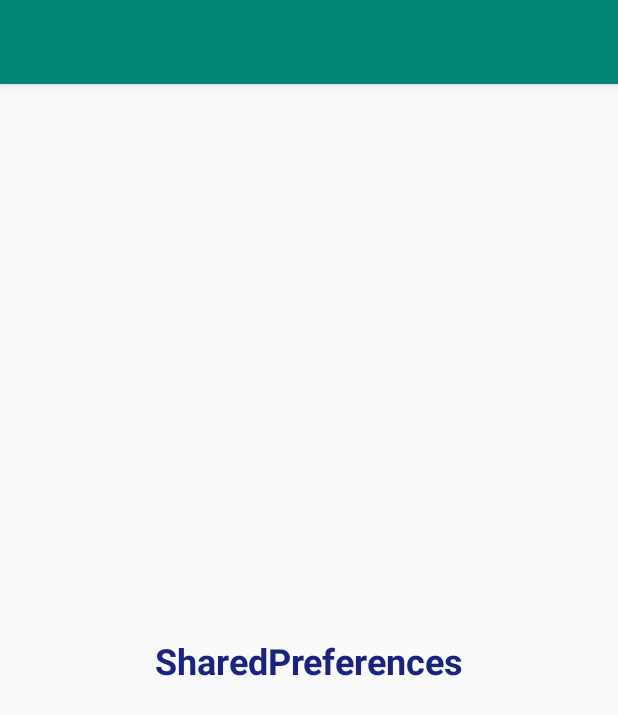
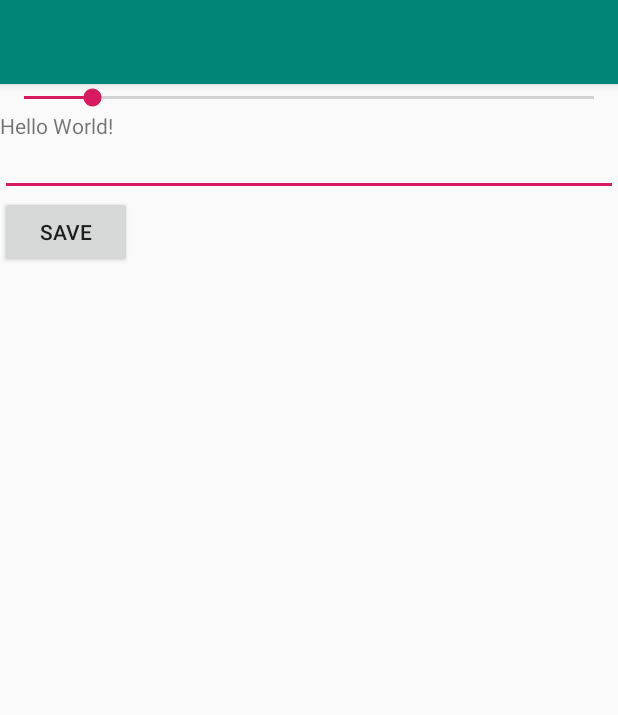
Before and after one commit to HTC77/android-examples, an Android app: the screen it shows after launch (MainActivity), on a phone screen of 412 x 824 dp. Shown: the top 715 px of the screen. Run offline under Robolectric (Android 15) with nearby library versions, the light colour scheme and no system bars.

Commit message:
Save text and size in shared preferences

```diff
--- a/app/src/main/java/com/example/androidexamples/MainActivity.java
+++ b/app/src/main/java/com/example/androidexamples/MainActivity.java
@@ -1,14 +1,73 @@
 package com.example.androidexamples;
 
+import android.content.SharedPreferences;
 import android.support.v7.app.AppCompatActivity;
 import android.os.Bundle;
+import android.view.View;
+import android.widget.Button;
+import android.widget.EditText;
+import android.widget.SeekBar;
+import android.widget.Toast;
 
 public class MainActivity extends AppCompatActivity {
 
+    private SharedPreferences prefs;
+    private String prefName="myPref";
+    private EditText editText;
+    private SeekBar seekBar;
+    private Button btn;
+    private float size;
+    private static final String FONT_SIZE_KEY="font_size";
+    private static final String TEXT_VALUE_KEY="text_value";
     @Override
     protected void onCreate(Bundle savedInstanceState) {
         super.onCreate(savedInstanceState);
         setContentView(R.layout.activity_main);
+        editText= findViewById(R.id.et1);
+        seekBar= findViewById(R.id.sb1);
+        size = seekBar.getProgress();
+        btn= findViewById(R.id.btnSave);
+        btn.setOnClickListener(new View.OnClickListener() {
+            @Override
+            public void onClick(View v) {
+                //--Get shared preferences object--
+                prefs=getSharedPreferences(prefName,MODE_PRIVATE);
+                SharedPreferences.Editor editor=prefs.edit();
+                //--save the valus in the EditText view to preferenced--
+                editor.putFloat(FONT_SIZE_KEY,size);
+                editor.putString(TEXT_VALUE_KEY,editText.getText().toString());
+                //--saves the value--
+                editor.commit();
+                //--display file saved message--
+                Toast.makeText(getBaseContext(),"Font size saved successfully! \n ",Toast.LENGTH_SHORT).show();
+            }
+        });
 
+        //--load the shared preferences object--
+        SharedPreferences prefs=getSharedPreferences(prefName,MODE_PRIVATE);
+        //--set the TextView font size to the previously saved values--
+        float fontSize=prefs.getFloat(FONT_SIZE_KEY,12);
+        //--init the SeekBar and EditText--
+        editText.setText(prefs.getString(TEXT_VALUE_KEY,""));
+        editText.setTextSize(fontSize);
+        seekBar.setProgress((int) fontSize);
+
+        seekBar.setOnSeekBarChangeListener(new SeekBar.OnSeekBarChangeListener() {
+            @Override
+            public void onProgressChanged(SeekBar seekBar, int progress, boolean fromUser) {
+                //--Change the font size of the EditText--
+                editText.setTextSize(size=progress);
+            }
+
+            @Override
+            public void onStartTrackingTouch(SeekBar seekBar) {
+
+            }
+
+            @Override
+            public void onStopTrackingTouch(SeekBar seekBar) {
+
+            }
+        });
     }
 }
--- a/app/src/main/res/layout/activity_main.xml
+++ b/app/src/main/res/layout/activity_main.xml
@@ -1,21 +1,31 @@
 <?xml version="1.0" encoding="utf-8"?>
-<android.support.constraint.ConstraintLayout xmlns:android="http://schemas.android.com/apk/res/android"
-    xmlns:app="http://schemas.android.com/apk/res-auto"
+<LinearLayout xmlns:android="http://schemas.android.com/apk/res/android"
     xmlns:tools="http://schemas.android.com/tools"
     android:layout_width="match_parent"
     android:layout_height="match_parent"
+    android:orientation="vertical"
     tools:context=".MainActivity">
 
+    <SeekBar
+        android:id="@+id/sb1"
+        android:layout_width="match_parent"
+        android:layout_height="wrap_content" />
+
     <TextView
+        android:id="@+id/tv1"
         android:layout_width="wrap_content"
         android:layout_height="wrap_content"
-        android:text="SharedPreferences"
-        android:textColor="#1A237E"
-        android:textSize="24sp"
-        android:textStyle="bold"
-        app:layout_constraintBottom_toBottomOf="parent"
-        app:layout_constraintLeft_toLeftOf="parent"
-        app:layout_constraintRight_toRightOf="parent"
-        app:layout_constraintTop_toTopOf="parent" />
+        android:text="Hello World!"
+        />
+    <EditText
+        android:id="@+id/et1"
+        android:layout_width="match_parent"
+        android:layout_height="wrap_content" />
 
-</android.support.constraint.ConstraintLayout>
+    <Button
+        android:id="@+id/btnSave"
+        android:layout_width="wrap_content"
+        android:layout_height="wrap_content"
+        android:text="save"/>
+
+</LinearLayout>
```
